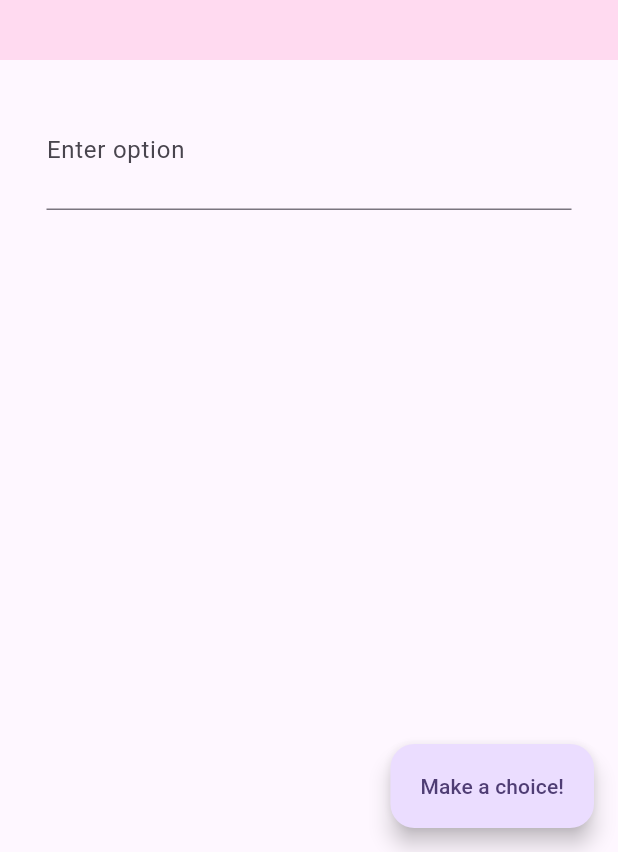
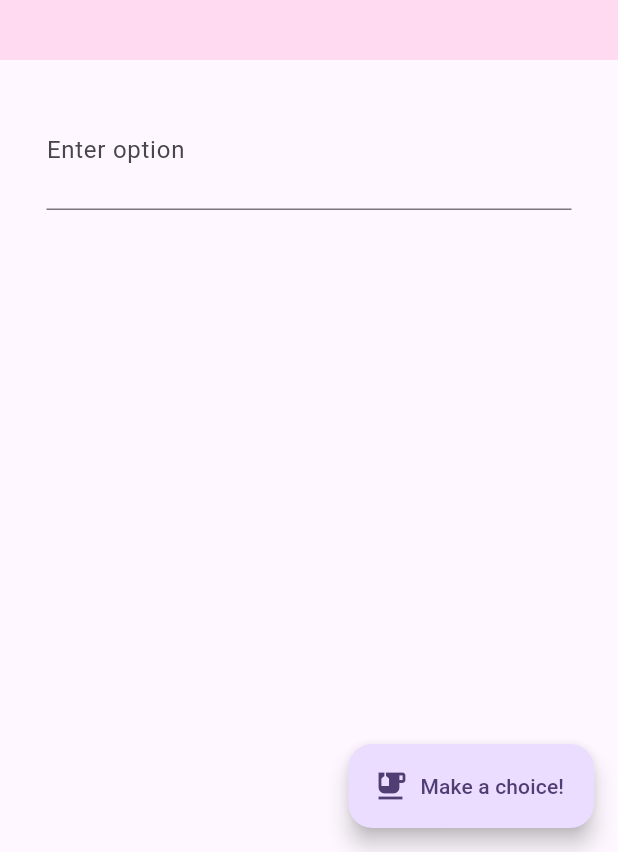
Before and after one commit to RISD-ID-E-Lab/IDSB-UIDev, a Flutter app: the screen it shows after launch, on a phone screen of 412 x 824 dp, the part 384-1236 px from its top. Run offline on Flutter 3.47's test engine with Material 3 defaults, Android fonts, the phone set to English and light mode, and no system bars; our stand-ins replace google_fonts.

Commit message:
beamer done

```diff
--- a/food_picker/lib/main.dart
+++ b/food_picker/lib/main.dart
@@ -1,6 +1,4 @@
-import 'package:flutter/cupertino.dart';
 import 'package:flutter/material.dart';
-import 'package:flutter/widgets.dart';
 import 'dart:math';
 import 'package:google_fonts/google_fonts.dart';
 
@@ -83,29 +81,31 @@ class _MyHomePageState extends State<MyHomePage> {
         onPressed: () => {
           if (_options.isNotEmpty)
             {
-                    Navigator.push(context,
-                        MaterialPageRoute(builder: (context) {
+              Navigator.push(context, MaterialPageRoute(builder: (context) {
                 var choice = Random().nextInt(_options.length);
                 return Result(result: _options[choice]);
               }))
             }
         },
-          label: const Text("Make a choice!")),
+        label: const Text("Make a choice!"),
+        icon: const Icon(Icons.emoji_food_beverage),
+      ),
       body: Column(
         children: [
           Container(
-            padding: EdgeInsets.only(top: 80, bottom: 40, left: 20, right: 20),
+            padding:
+                const EdgeInsets.only(top: 80, bottom: 40, left: 20, right: 20),
             decoration:
-                BoxDecoration(color: Color.fromARGB(255, 255, 218, 240)),
+                const BoxDecoration(color: Color.fromARGB(255, 255, 218, 240)),
             child: Text(
               "Food Picker",
               style: GoogleFonts.robotoSlab(
-                  textStyle: TextStyle(
+                  textStyle: const TextStyle(
                       fontWeight: FontWeight.w900, fontSize: 80, height: 1.1)),
             ),
           ),
           Container(
-            padding: EdgeInsets.all(20),
+            padding: const EdgeInsets.all(20),
             child: SizedBox(
               width: 350,
               child: TextField(
@@ -132,15 +132,15 @@ class _MyHomePageState extends State<MyHomePage> {
               crossAxisCount: 2,
               mainAxisSpacing: 10,
               crossAxisSpacing: 10,
-              padding: EdgeInsets.all(20),
+              padding: const EdgeInsets.all(20),
               childAspectRatio: 1.5,
               children: List.generate(_options.length, (index) {
                 return Hero(
                   tag: _options[index],
                   child: Container(
-                    padding: EdgeInsets.all(12),
+                    padding: const EdgeInsets.all(12),
                     decoration: BoxDecoration(
-                      borderRadius: BorderRadius.all(Radius.circular(10)),
+                      borderRadius: const BorderRadius.all(Radius.circular(10)),
                       color: Colors.deepPurple.shade100,
                     ),
                     child: Column(
```
Also changed, not shown: beamer/images/IDSB-logo.png (added), beamer/images/column.png (added), beamer/images/widget.png (added), beamer/images/widgettree.png (added), 6 other files. Lines whose indentation alone changed are shown as unchanged.
